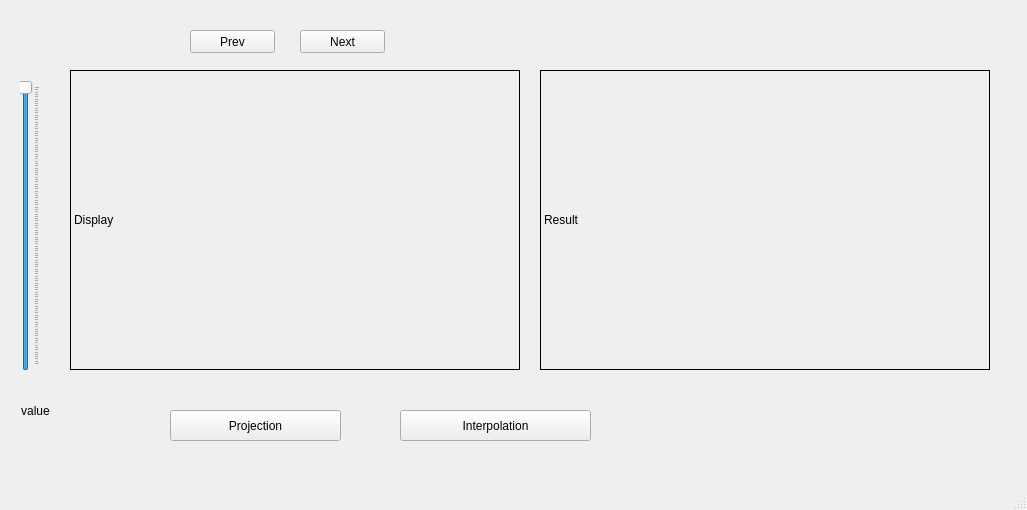
First picture: the form in mainwindow.ui, repository Bombada/Image_Processing, before the edit.
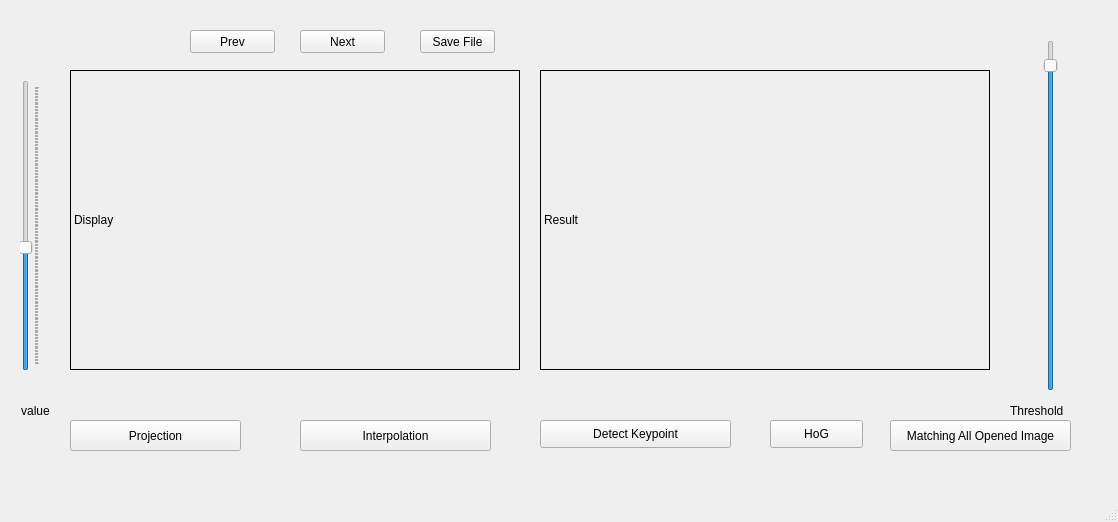
Second picture: the form after the edit.

The edit to the form file:
```diff
--- a/mainwindow.ui
+++ b/mainwindow.ui
@@ -6,8 +6,8 @@
    <rect>
     <x>0</x>
     <y>0</y>
-    <width>1027</width>
-    <height>510</height>
+    <width>1118</width>
+    <height>522</height>
    </rect>
   </property>
   <property name="windowTitle">
@@ -65,13 +65,13 @@
      <number>100</number>
     </property>
     <property name="maximum">
-     <number>1300</number>
+     <number>2000</number>
     </property>
     <property name="singleStep">
      <number>10</number>
     </property>
     <property name="value">
-     <number>1300</number>
+     <number>900</number>
     </property>
     <property name="orientation">
      <enum>Qt::Vertical</enum>
@@ -102,8 +102,8 @@
    <widget class="QPushButton" name="InterpolationButton">
     <property name="geometry">
      <rect>
-      <x>400</x>
-      <y>410</y>
+      <x>300</x>
+      <y>420</y>
       <width>191</width>
       <height>31</height>
      </rect>
@@ -115,8 +115,8 @@
    <widget class="QPushButton" name="ProjectionButton">
     <property name="geometry">
      <rect>
-      <x>170</x>
-      <y>410</y>
+      <x>70</x>
+      <y>420</y>
       <width>171</width>
       <height>31</height>
      </rect>
@@ -151,6 +151,93 @@
      <string>Prev</string>
     </property>
    </widget>
+   <widget class="QPushButton" name="detectButton">
+    <property name="geometry">
+     <rect>
+      <x>540</x>
+      <y>420</y>
+      <width>191</width>
+      <height>28</height>
+     </rect>
+    </property>
+    <property name="text">
+     <string>Detect Keypoint</string>
+    </property>
+   </widget>
+   <widget class="QSlider" name="thresholdSlider">
+    <property name="geometry">
+     <rect>
+      <x>1040</x>
+      <y>40</y>
+      <width>22</width>
+      <height>351</height>
+     </rect>
+    </property>
+    <property name="maximum">
+     <number>15000</number>
+    </property>
+    <property name="singleStep">
+     <number>100</number>
+    </property>
+    <property name="value">
+     <number>14200</number>
+    </property>
+    <property name="orientation">
+     <enum>Qt::Vertical</enum>
+    </property>
+   </widget>
+   <widget class="QLabel" name="threshold_value">
+    <property name="geometry">
+     <rect>
+      <x>1010</x>
+      <y>400</y>
+      <width>81</width>
+      <height>21</height>
+     </rect>
+    </property>
+    <property name="text">
+     <string>Threshold</string>
+    </property>
+   </widget>
+   <widget class="QPushButton" name="saveButton">
+    <property name="geometry">
+     <rect>
+      <x>420</x>
+      <y>30</y>
+      <width>75</width>
+      <height>23</height>
+     </rect>
+    </property>
+    <property name="text">
+     <string>Save File</string>
+    </property>
+   </widget>
+   <widget class="QPushButton" name="HogButton">
+    <property name="geometry">
+     <rect>
+      <x>770</x>
+      <y>420</y>
+      <width>93</width>
+      <height>28</height>
+     </rect>
+    </property>
+    <property name="text">
+     <string>HoG</string>
+    </property>
+   </widget>
+   <widget class="QPushButton" name="MatchingButton">
+    <property name="geometry">
+     <rect>
+      <x>890</x>
+      <y>420</y>
+      <width>181</width>
+      <height>31</height>
+     </rect>
+    </property>
+    <property name="text">
+     <string>Matching All Opened Image</string>
+    </property>
+   </widget>
   </widget>
   <widget class="QMenuBar" name="menubar">
    <property name="geometry">
```
Left out of the diff: 6 changed lines with no effect on the pictures.
